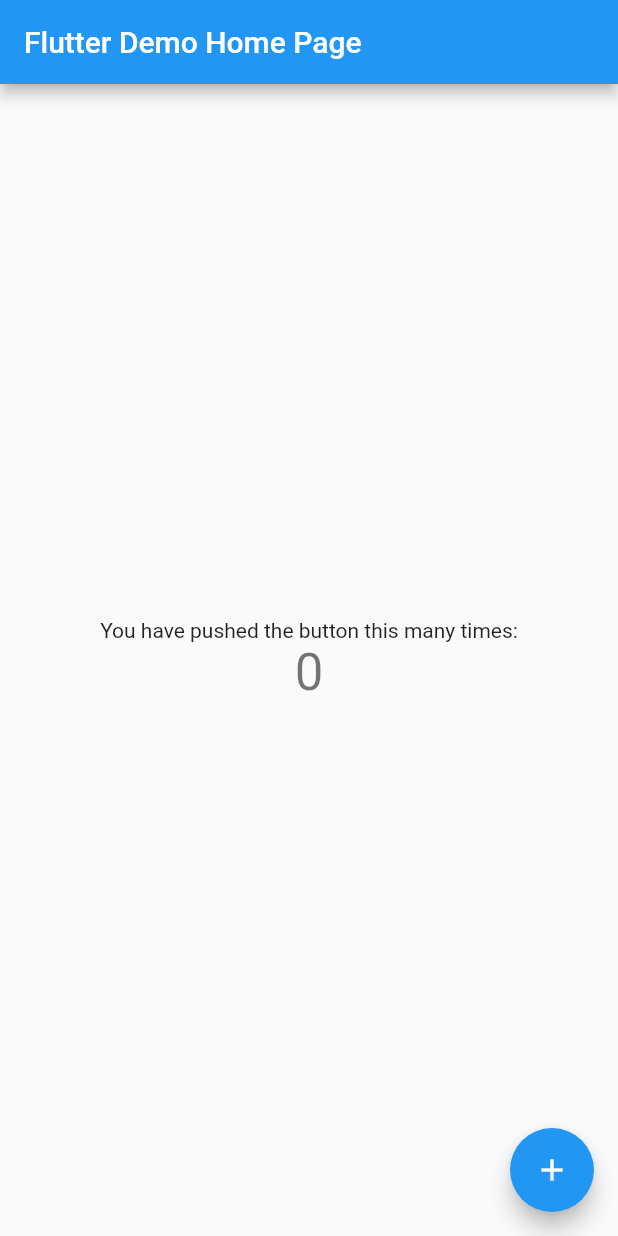
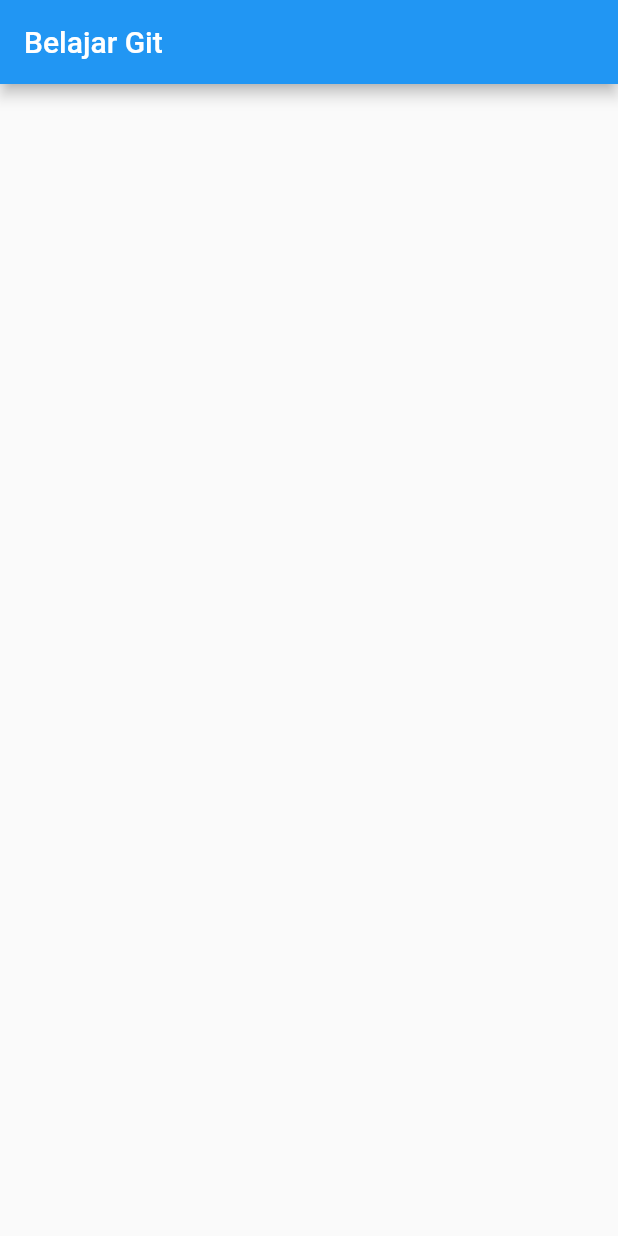
Before and after one commit to tama110199/test_flutter, a Flutter app: the screen it shows after launch, on a phone screen of 412 x 824 dp. Run offline on Flutter 3.47's test engine with Material 2 defaults, Android fonts, the phone set to English and light mode, and no system bars.

Commit message:
commit 2

```diff
--- a/lib/main.dart
+++ b/lib/main.dart
@@ -7,105 +7,23 @@ class MyApp extends StatelessWidget {
   @override
   Widget build(BuildContext context) {
     return MaterialApp(
-      title: 'Flutter Demo',
-      theme: ThemeData(
-        // This is the theme of your application.
-        //
-        // Try running your application with "flutter run". You'll see the
-        // application has a blue toolbar. Then, without quitting the app, try
-        // changing the primarySwatch below to Colors.green and then invoke
-        // "hot reload" (press "r" in the console where you ran "flutter run",
-        // or simply save your changes to "hot reload" in a Flutter IDE).
-        // Notice that the counter didn't reset back to zero; the application
-        // is not restarted.
-        primarySwatch: Colors.blue,
-      ),
-      home: MyHomePage(title: 'Flutter Demo Home Page'),
+      home: MyHomePage(),
     );
   }
 }
 
 class MyHomePage extends StatefulWidget {
-  MyHomePage({Key key, this.title}) : super(key: key);
-
-  // This widget is the home page of your application. It is stateful, meaning
-  // that it has a State object (defined below) that contains fields that affect
-  // how it looks.
-
-  // This class is the configuration for the state. It holds the values (in this
-  // case the title) provided by the parent (in this case the App widget) and
-  // used by the build method of the State. Fields in a Widget subclass are
-  // always marked "final".
-
-  final String title;
-
   @override
   _MyHomePageState createState() => _MyHomePageState();
 }
 
 class _MyHomePageState extends State<MyHomePage> {
-  int _counter = 0;
-
-  void _incrementCounter() {
-    setState(() {
-      // This call to setState tells the Flutter framework that something has
-      // changed in this State, which causes it to rerun the build method below
-      // so that the display can reflect the updated values. If we changed
-      // _counter without calling setState(), then the build method would not be
-      // called again, and so nothing would appear to happen.
-      _counter++;
-    });
-  }
-
   @override
   Widget build(BuildContext context) {
-    // This method is rerun every time setState is called, for instance as done
-    // by the _incrementCounter method above.
-    //
-    // The Flutter framework has been optimized to make rerunning build methods
-    // fast, so that you can just rebuild anything that needs updating rather
-    // than having to individually change instances of widgets.
     return Scaffold(
       appBar: AppBar(
-        // Here we take the value from the MyHomePage object that was created by
-        // the App.build method, and use it to set our appbar title.
-        title: Text(widget.title),
+        title: Text('Belajar Git'),
       ),
-      body: Center(
-        // Center is a layout widget. It takes a single child and positions it
-        // in the middle of the parent.
-        child: Column(
-          // Column is also a layout widget. It takes a list of children and
-          // arranges them vertically. By default, it sizes itself to fit its
-          // children horizontally, and tries to be as tall as its parent.
-          //
-          // Invoke "debug painting" (press "p" in the console, choose the
-          // "Toggle Debug Paint" action from the Flutter Inspector in Android
-          // Studio, or the "Toggle Debug Paint" command in Visual Studio Code)
-          // to see the wireframe for each widget.
-          //
-          // Column has various properties to control how it sizes itself and
-          // how it positions its children. Here we use mainAxisAlignment to
-          // center the children vertically; the main axis here is the vertical
-          // axis because Columns are vertical (the cross axis would be
-          // horizontal).
-          mainAxisAlignment: MainAxisAlignment.center,
-          children: <Widget>[
-            Text(
-              'You have pushed the button this many times:',
-            ),
-            Text(
-              '$_counter',
-              style: Theme.of(context).textTheme.display1,
-            ),
-          ],
-        ),
-      ),
-      floatingActionButton: FloatingActionButton(
-        onPressed: _incrementCounter,
-        tooltip: 'Increment',
-        child: Icon(Icons.add),
-      ), // This trailing comma makes auto-formatting nicer for build methods.
     );
   }
 }
```
